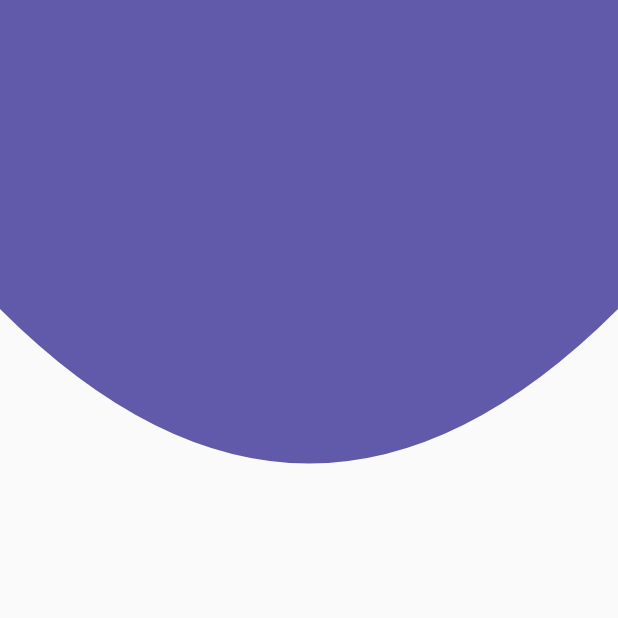
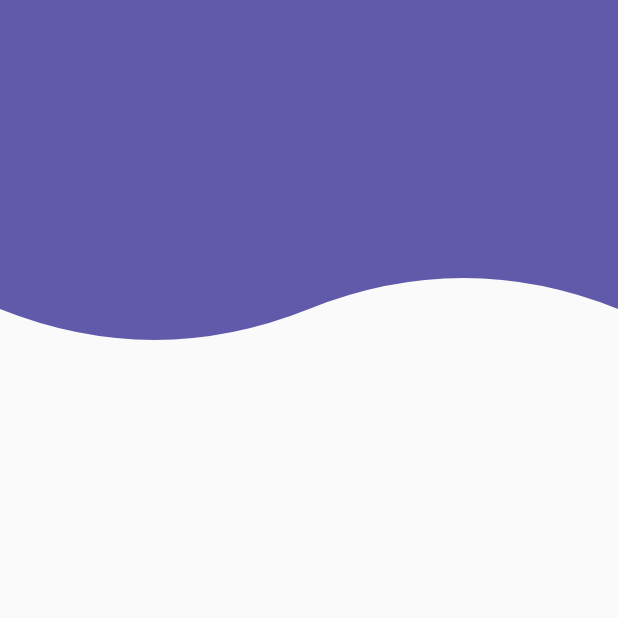
Before and after one commit to Alejandrofenix/Flutter-Basic-Designs, a Flutter app: the screen it shows after launch, on a phone screen of 412 x 824 dp, the top half of it. Run offline on Flutter 3.47's test engine with Material 2 defaults, Android fonts, the phone set to English and light mode, and no system bars.

Commit message:
Se agrego el diseño del header tipo wave

```diff
--- a/lib/srs/pages/headers_page.dart
+++ b/lib/srs/pages/headers_page.dart
@@ -5,6 +5,6 @@ import 'package:flutter/material.dart';
 class HeadersPage extends StatelessWidget {
   @override
   Widget build(BuildContext context) {
-    return Scaffold(body: HeaderCurvo());
+    return Scaffold(body: HeaderWave());
   }
 }
--- a/lib/srs/widgets/headers.dart
+++ b/lib/srs/widgets/headers.dart
@@ -213,3 +213,53 @@ class _HeaderCurvoPainter extends CustomPainter {
     return true;
   }
 }
+
+//=======================================================================================
+//==================DISEÑO DE HEADER CON EFECTO WAVE=====================================
+//=======================================================================================
+class HeaderWave extends StatelessWidget {
+  @override
+  Widget build(BuildContext context) {
+    return Container(
+      height: double.infinity,
+      width: double.infinity,
+
+      child: CustomPaint(
+        painter: _HeaderWavePainter(),
+      ), //Colocación de un color hex, se coloca 0xff seguida del color
+    );
+  }
+}
+
+class _HeaderWavePainter extends CustomPainter {
+  @override
+  void paint(Canvas canvas, Size size) {
+    final paint = Paint();
+
+    //Propiedades
+    paint.color = Color(0xff615AAB);
+    paint.style = PaintingStyle
+        .fill; //.stroke son los bordes y el .fill es cuando se quiera rellenar
+    paint.strokeWidth = 20;
+    final path = new Path();
+
+    // Dibujar con el path y paint
+
+    path.lineTo(0, size.height * 0.25);
+    path.quadraticBezierTo(size.width * 0.25, size.height * 0.3,
+        size.width * .5, size.height * 0.25);
+    path.quadraticBezierTo(
+        size.width * 0.75, size.height * 0.2, size.width, size.height * 0.25);
+    path.lineTo(size.width, 0);
+
+    // Dibujar con el path y paint
+
+    canvas.drawPath(path, paint);
+  }
+
+  @override
+  bool shouldRepaint(covariant CustomPainter oldDelegate) {
+    // TODO: implement shouldRepaint
+    return true;
+  }
+}
```
